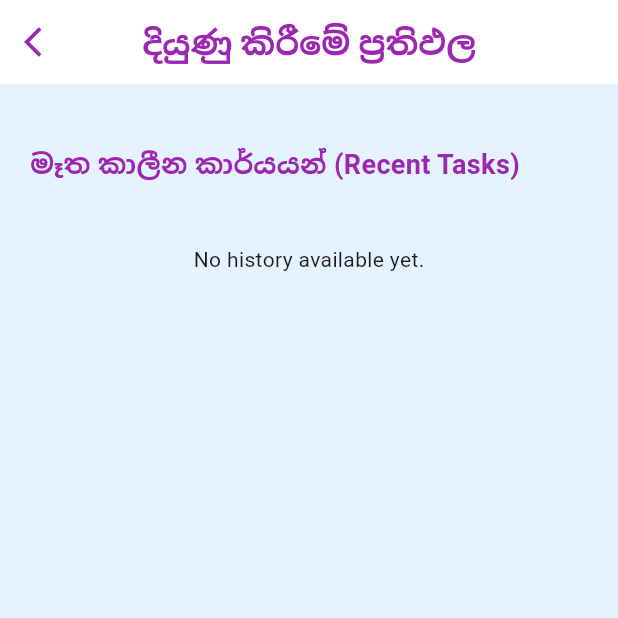
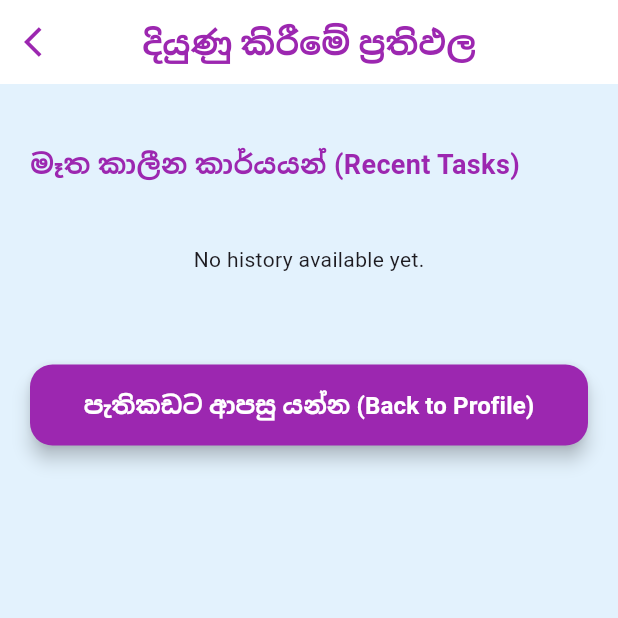
Before and after one commit to anupamamaheepala/RP_Frontend, a Flutter app: the DyscalImproveResultPage screen opened directly, on a phone screen of 412 x 824 dp, the top half of it. Run offline on Flutter 3.47's test engine with Material 3 defaults, Android fonts, the phone set to English and light mode, and no system bars; our stand-ins replace audioplayers, camera, flutter_tts, shared_preferences; missing offline and left inert: google_mlkit_digital_ink_recognition, google_mlkit_face_detection, record; accounts and stored records are empty; network calls fail.

Commit message:
update dyscal pages

```diff
--- a/lib/pages/Dyscalculia/Dyscal_Improve/dyscal_improve_result.dart
+++ b/lib/pages/Dyscalculia/Dyscal_Improve/dyscal_improve_result.dart
@@ -3,6 +3,7 @@ import 'package:http/http.dart' as http;
 import 'dart:convert';
 import 'package:shared_preferences/shared_preferences.dart';
 import '/config.dart';
+import '/profile.dart';
 
 class DyscalImproveResultPage extends StatefulWidget {
   const DyscalImproveResultPage({super.key});
@@ -187,7 +188,34 @@ class _DyscalImproveResultPageState extends State<DyscalImproveResultPage> {
             else
               ..._historyList.asMap().entries.map((entry) => _buildHistoryCard(entry.value, entry.key)),
 
-            const SizedBox(height: 40),
+            const SizedBox(height: 30),
+
+            // --- BACK TO PROFILE BUTTON ---
+            Padding(
+              padding: const EdgeInsets.symmetric(horizontal: 20.0, vertical: 10.0),
+              child: SizedBox(
+                width: double.infinity,
+                child: ElevatedButton(
+                  onPressed: () => Navigator.pushAndRemoveUntil(
+                    context,
+                    MaterialPageRoute(builder: (context) => const ProfilePage()),
+                        (route) => false,
+                  ),
+                  style: ElevatedButton.styleFrom(
+                    backgroundColor: Colors.purple,
+                    foregroundColor: Colors.white,
+                    padding: const EdgeInsets.symmetric(vertical: 15),
+                    shape: RoundedRectangleBorder(borderRadius: BorderRadius.circular(15)),
+                    elevation: 5,
+                  ),
+                  child: const Text(
+                    "පැතිකඩට ආපසු යන්න (Back to Profile)",
+                    style: TextStyle(fontSize: 16, fontWeight: FontWeight.bold),
+                  ),
+                ),
+              ),
+            ),
+            const SizedBox(height: 30),
           ],
         ),
       ),
```
